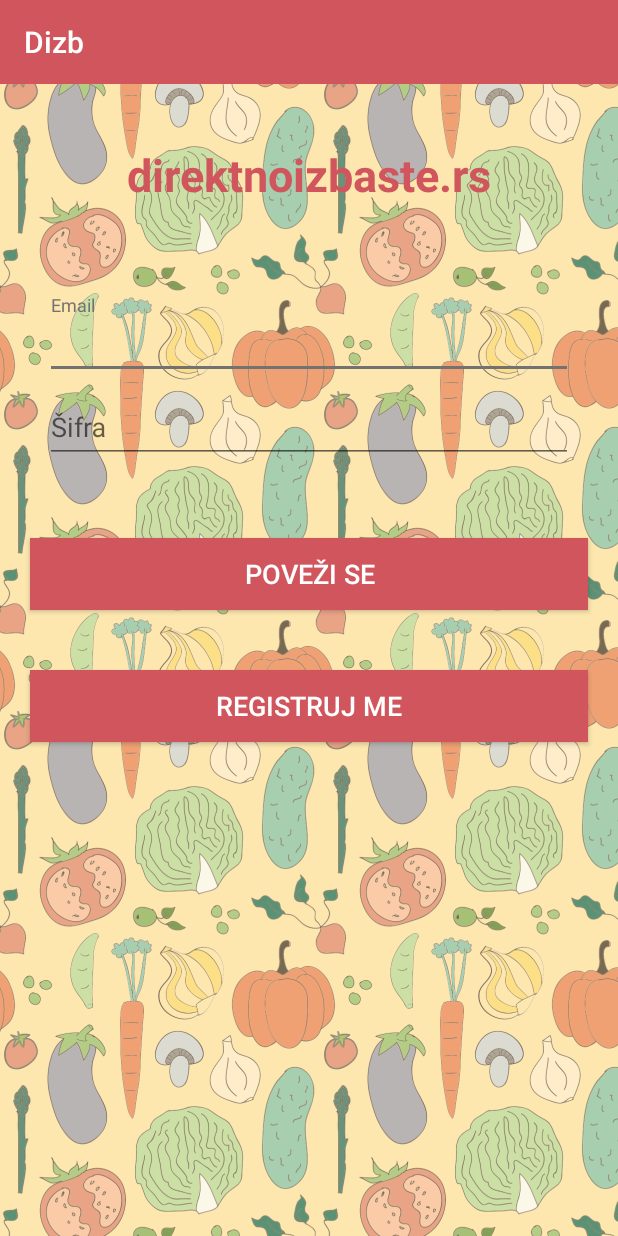
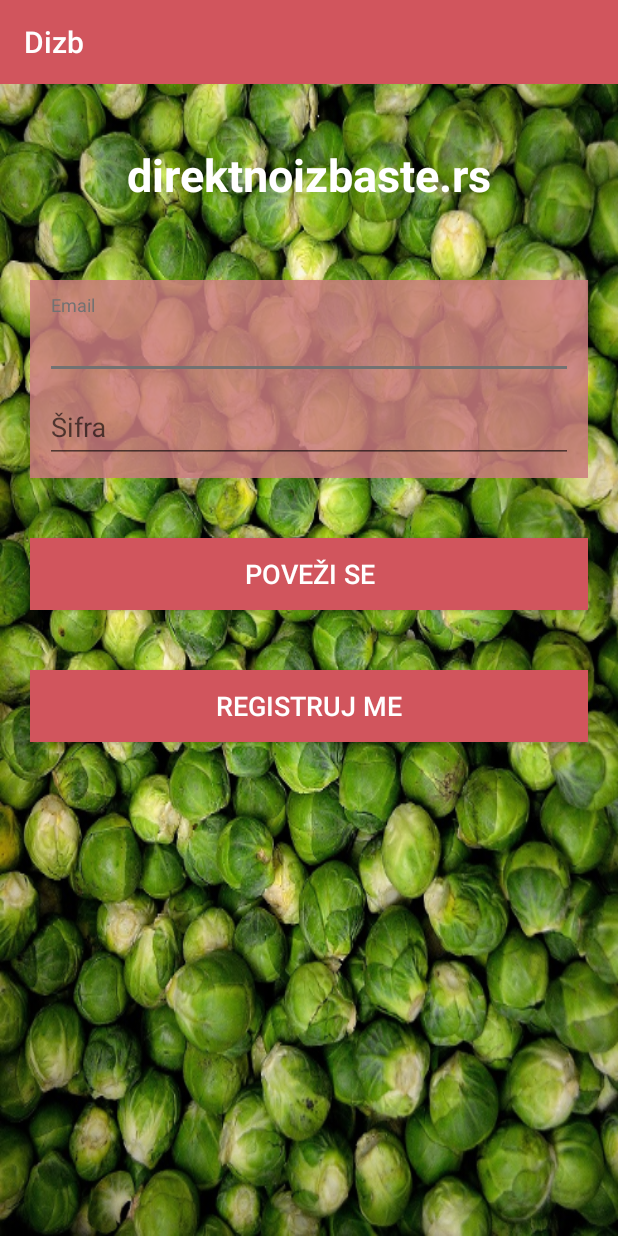
Before and after one commit to nemanjamil/Dizb, an Android app: the screen it shows after launch (LoginActivity), on a phone screen of 412 x 824 dp. Run offline under Robolectric (Android 15) with nearby library versions, the phone set to English and light mode, and no system bars; our stand-ins replace Volley.

Commit message:
Updated background...

```diff
--- a/app/src/main/res/layout/activity_login.xml
+++ b/app/src/main/res/layout/activity_login.xml
@@ -4,7 +4,7 @@
     android:layout_width="match_parent"
     android:layout_height="match_parent"
     android:orientation="vertical"
-    android:background="@drawable/bg_pattern_repeat">
+    android:background="@mipmap/small_sprouts">
 
     <include layout="@layout/toolbar" />
 
@@ -17,7 +17,7 @@
         android:layout_marginTop="40dp"
         android:layout_marginBottom="50dp"
         android:textSize="30sp"
-        android:textColor="#D1555D"
+        android:textColor="@android:color/white"
         android:textStyle="bold"/>
 
     <LinearLayout
@@ -27,7 +27,8 @@
         android:orientation="vertical"
         android:layout_marginLeft="20dp"
         android:layout_marginRight="20dp"
-        android:padding="10dp">
+        android:padding="10dp"
+        android:background="#d8cb7d80">
 
         <android.support.design.widget.TextInputLayout
             android:id="@+id/email_loginlayout"
@@ -40,7 +41,11 @@
                 android:layout_height="wrap_content"
                 android:hint="@string/email_hint"
                 android:inputType="textEmailAddress"
-                android:singleLine="true"/>
+                android:singleLine="true"
+                android:textColor="#fcf94d"
+                android:textColorHighlight="#fcf94d"
+                android:textColorHint="#fcf94d"
+                android:textColorLink="#fcf94d" />
 
 
         </android.support.design.widget.TextInputLayout>
@@ -56,7 +61,11 @@
                 android:layout_height="wrap_content"
                 android:hint="@string/pass_hint"
                 android:inputType="textPassword"
-                android:singleLine="true"/>
+                android:singleLine="true"
+                android:textColor="#fcf94d"
+                android:textColorHint="#fcf94d"
+                android:textColorHighlight="#fcf94d"
+                android:textColorLink="#fcf94d" />
 
 
         </android.support.design.widget.TextInputLayout>
--- a/app/src/main/res/layout/activity_sensor_list.xml
+++ b/app/src/main/res/layout/activity_sensor_list.xml
@@ -4,7 +4,7 @@
     android:layout_width="match_parent"
     android:layout_height="match_parent"
     android:orientation="vertical"
-    android:background="@drawable/bg_pattern_repeat">
+    android:background="@mipmap/small_sprouts">
 
     <include layout="@layout/toolbar" />
 
--- a/app/src/main/res/layout/content_drawer.xml
+++ b/app/src/main/res/layout/content_drawer.xml
@@ -13,7 +13,7 @@
         android:layout_width="match_parent"
         android:layout_height="match_parent"
         android:orientation="vertical"
-        android:background="@drawable/bg_pattern_repeat">
+        android:background="@mipmap/small_sprouts">
 
         <ListView
             android:layout_width="match_parent"
```
Also changed, not shown: app/src/main/res/layout/activity_register.xml (+6 -4 lines), app/src/main/res/layout/activity_sensor_list_row_layout.xml (+6 -3 lines), app/src/main/res/mipmap-xhdpi/small_sprouts.jpg (added), app/src/main/res/mipmap-xhdpi/small_tomatoes.jpg (added), app/src/main/res/mipmap-xhdpi/tomatoes_vegetables_red.png (added).
